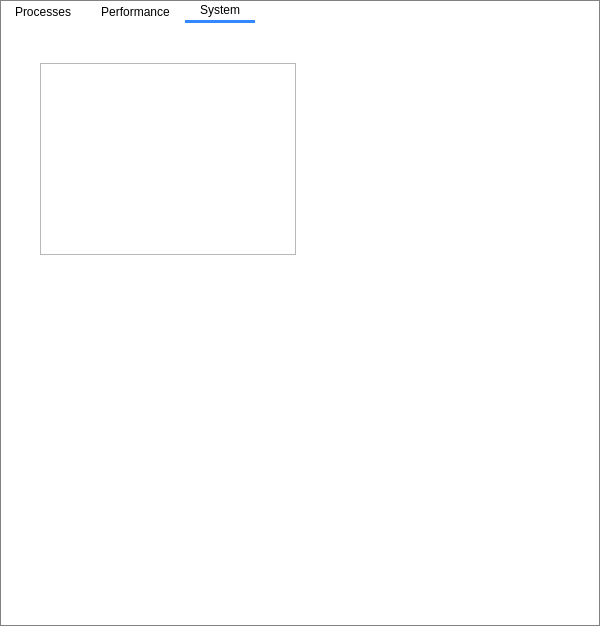
This is forms/main_window.ui in yuxincs/taskmanager as Qt 5 draws it before an edit. The edited form follows.
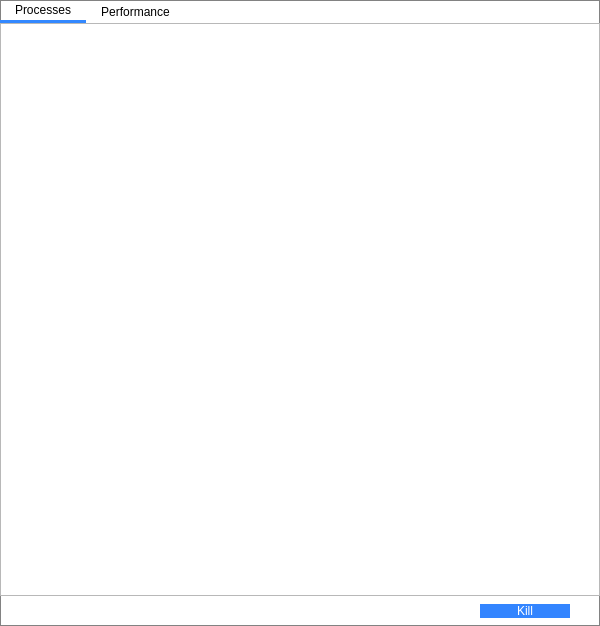
This is the edited form. The open tabs and pages were chosen to show the change. Custom widgets are drawn as their Qt base class.

Commit message: Remove system tab since it is not implemented.

Diff of the .ui file:
```diff
--- a/forms/main_window.ui
+++ b/forms/main_window.ui
@@ -1144,21 +1144,6 @@
         </item>
        </layout>
       </widget>
-      <widget class="QWidget" name="systemTab">
-       <attribute name="title">
-        <string>System</string>
-       </attribute>
-       <widget class="QTableView" name="tableView">
-        <property name="geometry">
-         <rect>
-          <x>40</x>
-          <y>40</y>
-          <width>256</width>
-          <height>192</height>
-         </rect>
-        </property>
-       </widget>
-      </widget>
      </widget>
     </item>
    </layout>
```
Left out of the diff: 1 changed line with no effect on the pictures.
